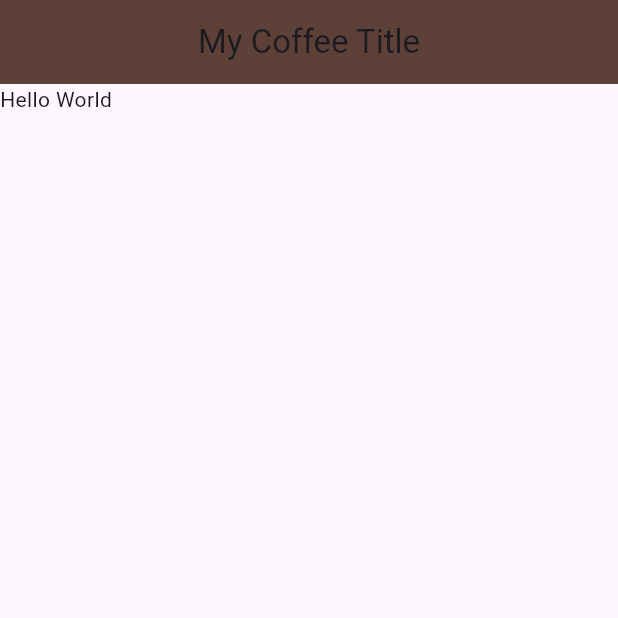
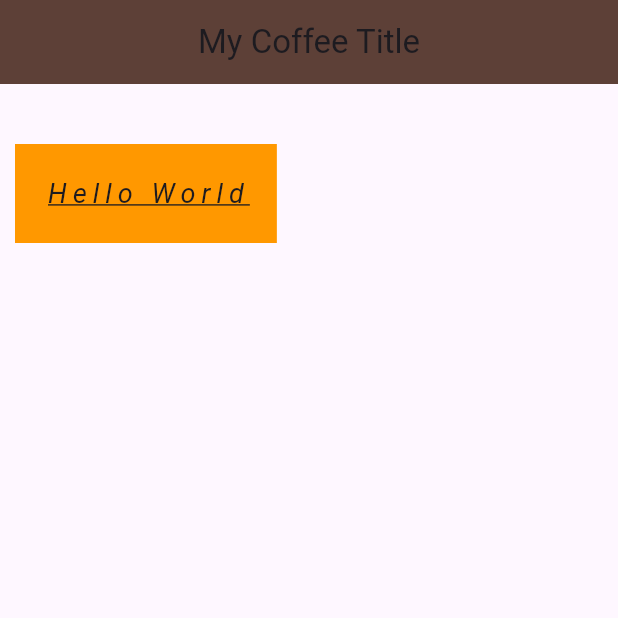
Before and after one commit to SunilBista/CoffeeCard, a Flutter app: the screen it shows after launch, on a phone screen of 412 x 824 dp, the top half of it. Run offline on Flutter 3.47's test engine with Material 3 defaults, Android fonts, the phone set to English and light mode, and no system bars.

Commit message:
feat: custom container widget

```diff
--- a/lib/main.dart
+++ b/lib/main.dart
@@ -20,6 +20,23 @@ class Home extends StatelessWidget {
 
   @override //override inherited
   Widget build(BuildContext context) {
-    return const Text('Hello World');
+    return Container(
+      color: Colors.orange,
+      // width: 200,
+      // height: 100,
+      padding: EdgeInsets.all(20),
+      margin: EdgeInsets.fromLTRB(10, 40, 0, 0),
+      child: Text(
+        'Hello World',
+        style: TextStyle(
+          fontSize: 18,
+          letterSpacing: 4,
+          decoration: TextDecoration.underline,
+          fontStyle: FontStyle.italic,
+        ),
+      ),
+    );
   }
 }
+
+//container
```
